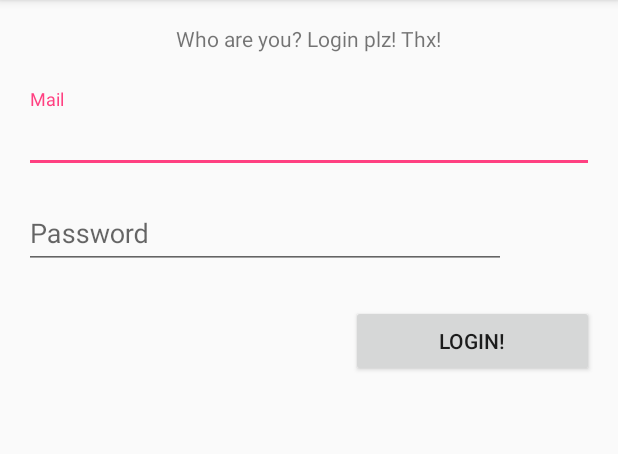
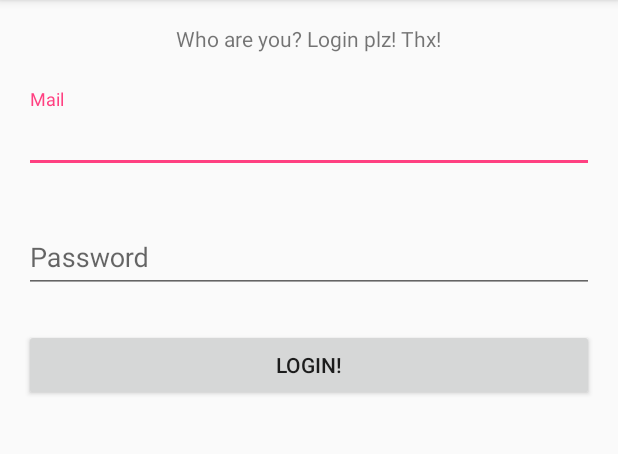
Before and after one commit to bullik01/first-auth-app, an Android app: the screen it shows after launch (MainActivity), on a phone screen of 412 x 824 dp, the part 84-538 px from its top. Run offline under Robolectric (Android 15) with nearby library versions, the phone set to English and light mode, and no system bars; our stand-ins replace ButterKnife.

Commit message:
NEW: 1) Fix Button Action 2) Shorter code 3) Fix fields WIP: Nothing

```diff
--- a/app/src/main/res/layout/activity_main.xml
+++ b/app/src/main/res/layout/activity_main.xml
@@ -39,11 +39,11 @@
     <android.support.design.widget.TextInputLayout
         android:layout_width="match_parent"
         android:layout_height="wrap_content"
-        android:layout_marginTop="8dp">
+        android:layout_marginTop="24dp">
 
         <android.support.v7.widget.AppCompatEditText
             android:id="@+id/yourPass"
-            android:layout_width="321dp"
+            android:layout_width="match_parent"
             android:layout_height="wrap_content"
             android:ems="10"
             android:hint="@string/yourPass"
@@ -53,11 +53,9 @@
     </android.support.design.widget.TextInputLayout>
 
 
-
-
     <Button
         android:id="@+id/button2"
-        android:layout_width="162dp"
+        android:layout_width="match_parent"
         android:layout_height="wrap_content"
         android:layout_marginTop="24dp"
         android:layout_gravity="end"
```
Also changed, not shown: app/src/main/java/com/bulo4ka/bullik01/firstauthapp/MainActivity.java (+8 -23 lines).
